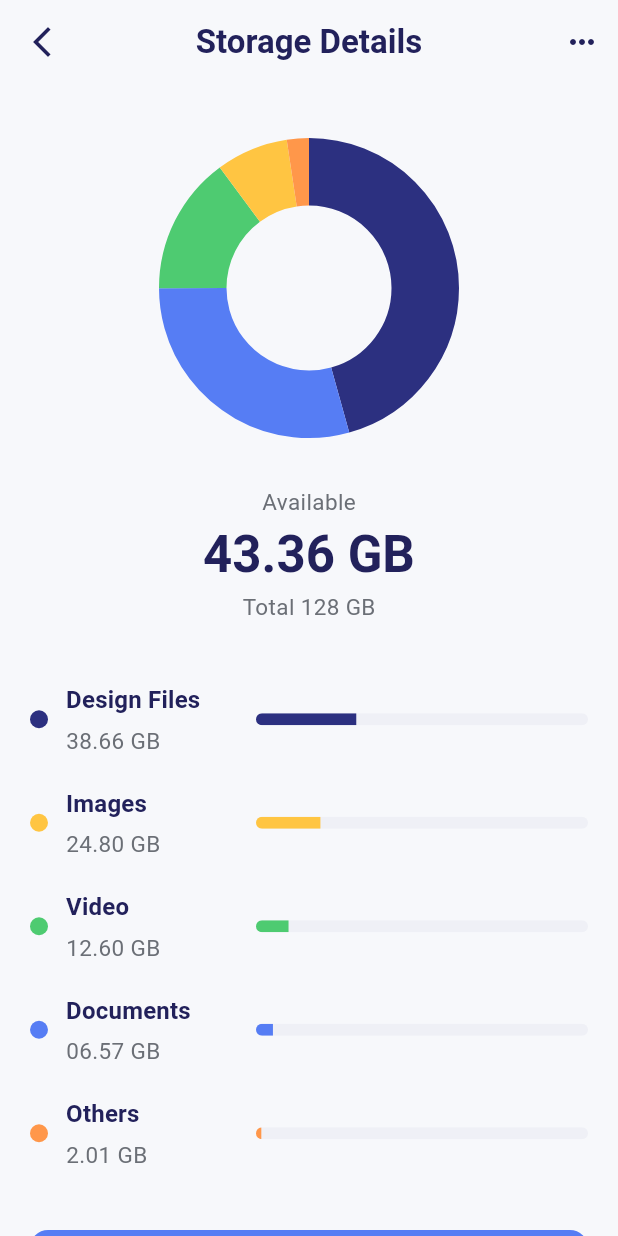
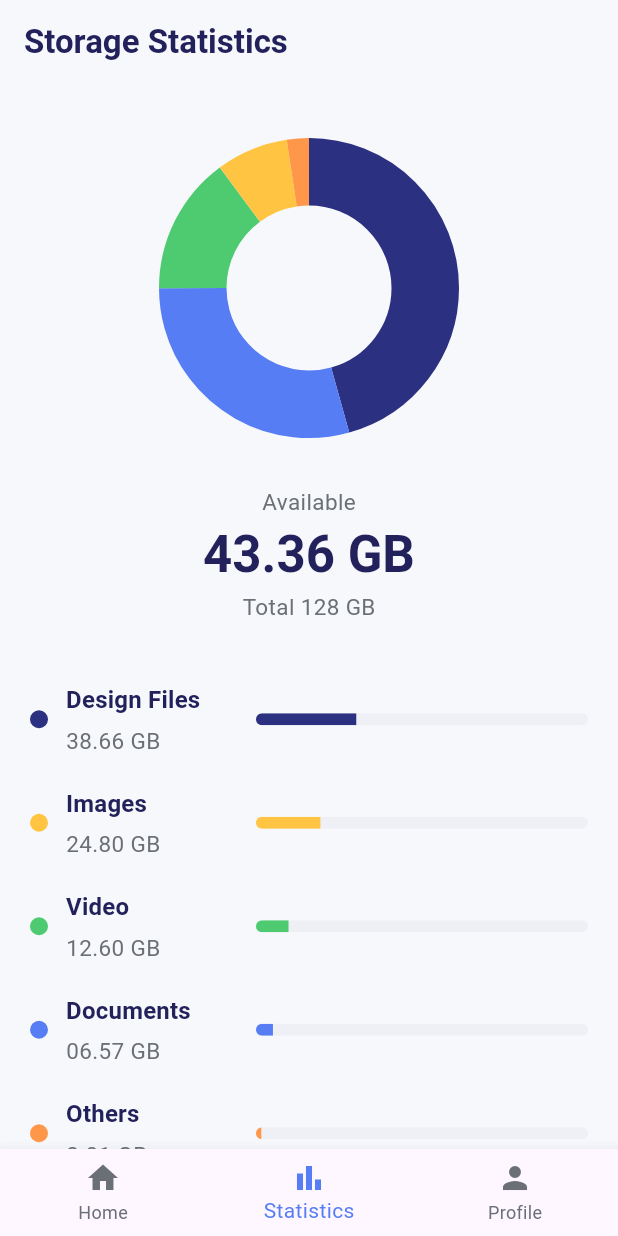
Before and after one commit to Alfian57/file-pod, a Flutter app: the StorageStatScreen screen opened by its route, on a phone screen of 412 x 824 dp. Run offline on Flutter 3.47's test engine with Material 3 defaults, Android fonts, the phone set to English and light mode, and no system bars; our stand-ins replace chopper, dartz, equatable, file_picker, flutter_dotenv, flutter_riverpod and 4 more; accounts and stored records are empty; generated files the repository leaves out were written again; network calls fail; Roboto replaces fonts that are missing (Questrial).

Commit message:
feat: UI consistency

```diff
--- /dev/null
+++ b/lib/core/widgets/shared/storage_app_bar.dart
@@ -0,0 +1,23 @@
+import 'package:flutter/material.dart';
+import '../../../theme.dart';
+
+class StorageAppBar extends StatelessWidget implements PreferredSizeWidget {
+  const StorageAppBar({super.key, required this.title});
+
+  final String title;
+
+  @override
+  Widget build(BuildContext context) {
+    final theme = Theme.of(context);
+
+    return AppBar(
+      elevation: 0,
+      backgroundColor: theme.scaffoldBackgroundColor,
+      foregroundColor: AppTheme.textPrimary,
+      title: Text(title, style: theme.textTheme.headlineSmall),
+    );
+  }
+
+  @override
+  Size get preferredSize => const Size.fromHeight(kToolbarHeight);
+}
--- /dev/null
+++ b/lib/core/widgets/shared/storage_bottom_navigation_bar.dart
@@ -0,0 +1,46 @@
+import 'package:file_pod/core/configs/router-configs/route_names.dart';
+import 'package:flutter/material.dart';
+import '../../../theme.dart';
+import 'package:go_router/go_router.dart';
+
+class StorageBottomNavigationBar extends StatelessWidget {
+  const StorageBottomNavigationBar({super.key});
+
+  int _getCurrentIndex(String location) {
+    if (location.startsWith(RouteNames.storageStat)) {
+      return 1;
+    } else if (location.startsWith(RouteNames.storage)) {
+      return 0;
+    }
+    return 0;
+  }
+
+  @override
+  Widget build(BuildContext context) {
+    final location = GoRouterState.of(context).matchedLocation;
+    final currentIndex = _getCurrentIndex(location);
+
+    return BottomNavigationBar(
+      items: const [
+        BottomNavigationBarItem(icon: Icon(Icons.home), label: 'Home'),
+        BottomNavigationBarItem(
+          icon: Icon(Icons.bar_chart),
+          label: 'Statistics',
+        ),
+        BottomNavigationBarItem(icon: Icon(Icons.person), label: 'Profile'),
+      ],
+      currentIndex: currentIndex,
+      selectedItemColor: AppTheme.primary,
+      unselectedItemColor: AppTheme.textSecondary,
+      onTap: (index) {
+        if (index == 0) {
+          context.goNamed(RouteNames.storage);
+        } else if (index == 1) {
+          context.goNamed(RouteNames.storageStat);
+        } else if (index == 2) {
+          context.goNamed(RouteNames.storage);
+        }
+      },
+    );
+  }
+}
--- a/lib/features/auth/presentation/screens/login_screen.dart
+++ b/lib/features/auth/presentation/screens/login_screen.dart
@@ -1,7 +1,7 @@
 import 'package:file_pod/features/auth/presentation/widgets/login_form.dart';
 import 'package:file_pod/features/auth/presentation/widgets/login_header.dart';
 import 'package:file_pod/features/auth/presentation/widgets/login_register_action.dart';
-import 'package:file_pod/core/widgets/social_login.dart';
+import 'package:file_pod/core/widgets/shared/social_login.dart';
 import 'package:flutter/material.dart';
 
 class LoginScreen extends StatefulWidget {
--- a/lib/features/auth/presentation/screens/register_screen.dart
+++ b/lib/features/auth/presentation/screens/register_screen.dart
@@ -1,4 +1,4 @@
-import 'package:file_pod/core/widgets/social_login.dart';
+import 'package:file_pod/core/widgets/shared/social_login.dart';
 import 'package:file_pod/features/auth/presentation/widgets/register_form.dart';
 import 'package:file_pod/features/auth/presentation/widgets/register_header.dart';
 import 'package:file_pod/features/auth/presentation/widgets/register_login_action.dart';
--- a/lib/features/auth/presentation/widgets/forgot_password_form.dart
+++ b/lib/features/auth/presentation/widgets/forgot_password_form.dart
@@ -1,5 +1,5 @@
-import 'package:file_pod/core/widgets/app_button.dart';
-import 'package:file_pod/core/widgets/app_input.dart';
+import 'package:file_pod/core/widgets/ui/app_button.dart';
+import 'package:file_pod/core/widgets/ui/app_input.dart';
 import 'package:flutter/material.dart';
 
 class ForgotPasswordForm extends StatefulWidget {
--- a/lib/features/auth/presentation/widgets/login_form.dart
+++ b/lib/features/auth/presentation/widgets/login_form.dart
@@ -1,6 +1,6 @@
 import 'package:file_pod/core/configs/router-configs/route_names.dart';
-import 'package:file_pod/core/widgets/app_button.dart';
-import 'package:file_pod/core/widgets/app_input.dart';
+import 'package:file_pod/core/widgets/ui/app_button.dart';
+import 'package:file_pod/core/widgets/ui/app_input.dart';
 import 'package:go_router/go_router.dart';
 import 'package:flutter/material.dart';
 import 'package:file_pod/theme.dart';
--- a/lib/features/auth/presentation/widgets/register_form.dart
+++ b/lib/features/auth/presentation/widgets/register_form.dart
@@ -1,6 +1,6 @@
 import 'package:file_pod/core/configs/router-configs/route_names.dart';
-import 'package:file_pod/core/widgets/app_button.dart';
-import 'package:file_pod/core/widgets/app_input.dart';
+import 'package:file_pod/core/widgets/ui/app_button.dart';
+import 'package:file_pod/core/widgets/ui/app_input.dart';
 import 'package:flutter/material.dart';
 import 'package:flutter_riverpod/flutter_riverpod.dart';
 import 'package:file_pod/features/auth/presentation/controllers/auth_controller.dart';
--- a/lib/features/storage/presentation/screens/storage_stat_screen.dart
+++ b/lib/features/storage/presentation/screens/storage_stat_screen.dart
@@ -1,10 +1,11 @@
+import 'package:file_pod/core/widgets/shared/storage_app_bar.dart';
+import 'package:file_pod/core/widgets/shared/storage_bottom_navigation_bar.dart';
 import 'package:file_pod/features/storage/presentation/widgets/storage_stat_donut_chart.dart';
 import 'package:file_pod/features/storage/presentation/widgets/storage_stat_donut_chart_painter.dart';
 import 'package:file_pod/features/storage/presentation/widgets/storage_stat_export_button.dart';
 import 'package:file_pod/features/storage/presentation/widgets/storage_stat_list.dart';
 import 'package:file_pod/features/storage/presentation/widgets/storage_stat_available_info.dart';
 import 'package:flutter/material.dart';
-import 'package:file_pod/theme.dart';
 
 class StorageStatScreen extends StatelessWidget {
   const StorageStatScreen({super.key});
@@ -15,20 +16,7 @@ class StorageStatScreen extends StatelessWidget {
 
     return Scaffold(
       backgroundColor: theme.scaffoldBackgroundColor,
-      appBar: AppBar(
-        elevation: 0,
-        backgroundColor: theme.scaffoldBackgroundColor,
-        foregroundColor: AppTheme.textPrimary,
-        centerTitle: true,
-        leading: IconButton(
-          onPressed: () => Navigator.pop(context),
-          icon: const Icon(Icons.arrow_back_ios_new),
-        ),
-        title: Text('Storage Details', style: theme.textTheme.headlineSmall),
-        actions: [
-          IconButton(onPressed: () {}, icon: const Icon(Icons.more_horiz)),
-        ],
-      ),
+      appBar: StorageAppBar(title: "Storage Statistics"),
       body: SingleChildScrollView(
         padding: const EdgeInsets.symmetric(horizontal: 20, vertical: 16),
         child: Column(
@@ -56,6 +44,7 @@ class StorageStatScreen extends StatelessWidget {
           ],
         ),
       ),
+      bottomNavigationBar: StorageBottomNavigationBar(),
     );
   }
 }
--- a/lib/features/storage/presentation/widgets/storage_stat_export_button.dart
+++ b/lib/features/storage/presentation/widgets/storage_stat_export_button.dart
@@ -1,4 +1,4 @@
-import 'package:file_pod/core/widgets/app_button.dart';
+import 'package:file_pod/core/widgets/ui/app_button.dart';
 import 'package:flutter/material.dart';
 
 class StorageStatExportButton extends StatelessWidget {
--- a/lib/features/welcome/presentation/screens/welcome_screen.dart
+++ b/lib/features/welcome/presentation/screens/welcome_screen.dart
@@ -1,7 +1,7 @@
 import 'package:file_pod/features/welcome/presentation/widgets/welcome_background.dart';
 import 'package:file_pod/features/welcome/presentation/widgets/welcome_header.dart';
 import 'package:file_pod/features/welcome/presentation/widgets/welcome_actions.dart';
-import 'package:file_pod/core/widgets/social_login.dart';
+import 'package:file_pod/core/widgets/shared/social_login.dart';
 import 'package:flutter/material.dart';
 
 class WelcomeScreen extends StatelessWidget {
--- a/lib/features/welcome/presentation/widgets/welcome_actions.dart
+++ b/lib/features/welcome/presentation/widgets/welcome_actions.dart
@@ -1,6 +1,6 @@
 import 'package:file_pod/core/configs/router-configs/route_names.dart';
 import 'package:flutter/material.dart';
-import 'package:file_pod/core/widgets/app_button.dart';
+import 'package:file_pod/core/widgets/ui/app_button.dart';
 import 'package:go_router/go_router.dart';
 
 class WelcomeActions extends StatelessWidget {
```
Also changed, not shown: lib/features/storage/presentation/screens/storage_detail_screen.dart (+2 -33 lines), lib/features/storage/presentation/screens/storage_screen.dart (+4 -34 lines), swagger.json (deleted, +0 -1 lines), 1761501875347.jpg (deleted), lib/core/widgets/shared/social_login.dart (renamed from lib/core/widgets/social_login.dart), lib/core/widgets/ui/app_button.dart (renamed from lib/core/widgets/app_button.dart), lib/core/widgets/ui/app_input.dart (renamed from lib/core/widgets/app_input.dart).
